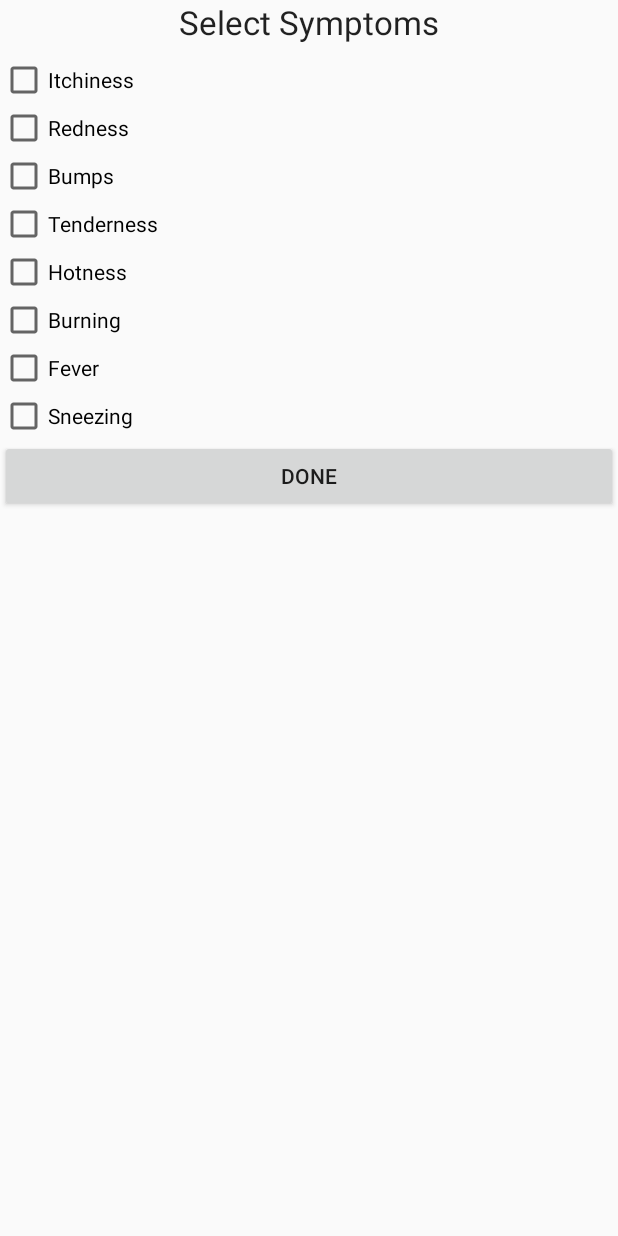
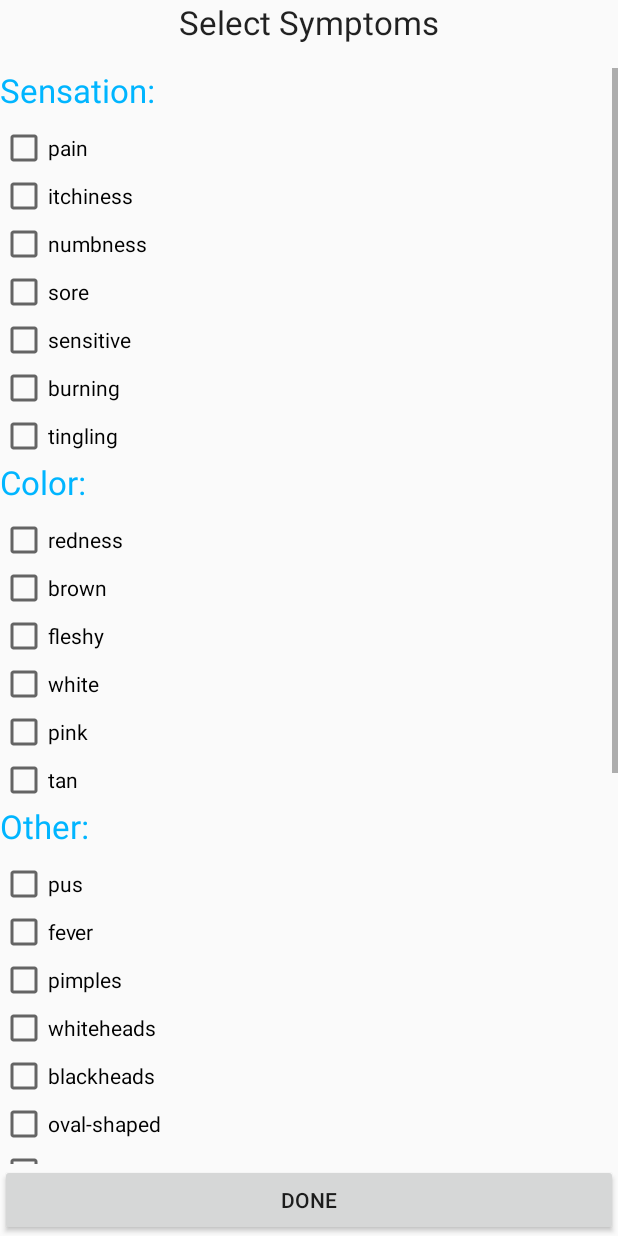
Before and after one commit to smajko/what_are_those_app, an Android app: the SymptomScreen screen opened directly, with no data from a screen before it, on a phone screen of 412 x 824 dp. Run offline under Robolectric (Android 15) with nearby library versions, the phone set to English and light mode, and no system bars.

Commit message:
hardcoded symptoms/conditions, changed text color

```diff
--- a/app/src/main/java/org/smajko/watapp/MainActivity.java
+++ b/app/src/main/java/org/smajko/watapp/MainActivity.java
@@ -70,8 +70,7 @@ public class MainActivity extends Activity {
 
 		verifyStoragePermissions(this);
 
-		Intent intent = new Intent(MainActivity.this, ListResults.class);
-		//Intent intent = new Intent(MainActivity.this, IntroScreen.class);
+		Intent intent = new Intent(MainActivity.this, IntroScreen.class);
 		startActivityForResult(intent, INTRO_RESULT_CODE);
 
 		setContentView(R.layout.activity_main);
@@ -108,8 +107,8 @@ public class MainActivity extends Activity {
 		btnResults.setOnClickListener(new View.OnClickListener() {
 			@Override
 			public void onClick(View v) {
-				Toast.makeText(MainActivity.this, "Endpoint not implemented",
-						Toast.LENGTH_LONG).show();
+				Intent intent = new Intent(MainActivity.this, ListResults.class);
+				startActivity(intent);
 				/***************************************************************
 				 *                    TO BE IMPLEMENTED
 				 *
--- a/app/src/main/java/org/smajko/watapp/SymptomScreen.java
+++ b/app/src/main/java/org/smajko/watapp/SymptomScreen.java
@@ -11,9 +11,24 @@ import android.view.ViewGroup.LayoutParams;
 import android.widget.Toast;
 
 public class SymptomScreen extends Activity {
-    CheckBox[] cbs = new CheckBox[8];
-    String sb;
-    String symptoms[] = {"Itchiness", "Redness", "Bumps", "Tenderness", "Hotness", "Burning", "Fever", "Sneezing"};
+    CheckBox[] sens = new CheckBox[7];
+    CheckBox[] cols = new CheckBox[6];
+    CheckBox[] oths = new CheckBox[19];
+
+    String sensations[] = {"pain", "itchiness", "numbness", "sore", "sensitive", "burning", "tingling"};
+    String colors[] = {"redness", "brown", "fleshy", "white", "pink", "tan"};
+    String misc[] = {"pus", "fever", "pimples", "whiteheads", "blackheads", "oval-shaped", "scabs", "mole", "lesion",
+            "irregular-shape", "grainy", "swelling", "scales", "sores", "difficulty breathing", "wheezing", "blister", "sore throat", "bumps"};
+
+    String acne[] = {"whiteheads", "blackheads", "redness", "bumps", "pimples", "pain", "pus"};
+    String hives[] = {"wheezing", "difficulty breathing", "swelling", "redness", "oval-shaped", "itchiness"};
+    String shingles[] = {"burning", "tingling", "numbness", "sensitive", "itchiness"};
+    String chickenpox[] = {"redness", "itchiness", "bumps", "scabs", "fever"};
+    String skincancer[] = {"brown", "mole", "lesion", "irregular-shape"};
+    String coldsore[] = {"sores", "fever", "swelling", "redness"};
+    String wart[] = {"grainy", "fleshy", "white", "pink", "tan"};
+    String poisonivyrash[] = {"redness", "itchiness", "swelling", "blister"};
+    String scabies[] = {"itchiness", "blister", "scales", "sores"};
 
     @Override
     protected void onCreate(Bundle savedInstanceState) {
@@ -21,42 +36,54 @@ public class SymptomScreen extends Activity {
         setContentView(R.layout.activity_symptoms);
 
         //Programmatically set style due to dynamic layout/instantiation of symptom checkboxes
-        final LinearLayout ll = (LinearLayout) findViewById(R.id.linear_main);
+        final LinearLayout sensationsLayout = (LinearLayout) findViewById(R.id.sensations);
+        final LinearLayout colorsLayout = (LinearLayout) findViewById(R.id.colors);
+        final LinearLayout othersLayout = (LinearLayout) findViewById(R.id.others);
 
-        LinearLayout.LayoutParams params = new LinearLayout.LayoutParams(200,200);
-        for (int i = 0; i < 8; i++)
-        {
-            CheckBox cb = new CheckBox(this);
-            cb.setText(symptoms[i]);
-            cbs[i] = cb;
-
-            ll.addView(cbs[i]);
-        }
-
-        Button btn = new Button(this);
-        btn.setText(R.string.done_button);
-        btn.setLayoutParams(new LayoutParams(LayoutParams.MATCH_PARENT, LayoutParams.WRAP_CONTENT));
-        ll.addView(btn);
-
-        btn.setOnClickListener(new View.OnClickListener() {
-            public void onClick(View view) {
+        final Button finish = (Button) findViewById(R.id.btnDone);
+        finish.setOnClickListener(new View.OnClickListener() {
+            @Override
+            public void onClick(View v) {
                 setResult();
             }
         });
+
+        //LinearLayout.LayoutParams params = new LinearLayout.LayoutParams(200,200);
+        for (int i = 0; i < 7; i++)
+        {
+            CheckBox cb = new CheckBox(this);
+            cb.setText(sensations[i]);
+            sens[i] = cb;
+            sensationsLayout.addView(sens[i]);
+        }
+        for (int i = 0; i < 6; i++)
+        {
+            CheckBox cb = new CheckBox(this);
+            cb.setText(colors[i]);
+            cols[i] = cb;
+            colorsLayout.addView(cols[i]);
+        }
+        for (int i = 0; i < 19; i++)
+        {
+            CheckBox cb = new CheckBox(this);
+            cb.setText(misc[i]);
+            oths[i] = cb;
+            othersLayout.addView(oths[i]);
+        }
     }
 
     private void setResult(){
-        boolean symptom = false;
+        boolean symptom = true;
         Intent intent = new Intent();
-        for (int i = 0; i < 8; i++){
+        /*for (int i = 0; i < 8; i++){
             if (cbs[i].isChecked()){
                 symptom = true;
                 sb += symptoms[i];
                 sb += ",";
             }
-        }
+        }*/
         if (symptom){
-            intent.putExtra("symptoms",sb);
+            //intent.putExtra("symptoms",sb);
             setResult(RESULT_OK, intent);
         } else {
             Toast.makeText(SymptomScreen.this, "No symptoms selected!",
--- a/app/src/main/res/layout/activity_age.xml
+++ b/app/src/main/res/layout/activity_age.xml
@@ -27,6 +27,7 @@
         <TextView
             android:layout_width="fill_parent"
             android:layout_height="wrap_content"
+            android:textColor="#00b5ff"
             android:text="@string/gender"
             android:textAppearance="?android:attr/textAppearanceLarge" />
 
@@ -49,6 +50,7 @@
         <TextView
             android:layout_width="fill_parent"
             android:layout_height="wrap_content"
+            android:textColor="#00b5ff"
             android:text="@string/age"
             android:textAppearance="?android:attr/textAppearanceLarge"
             android:layout_marginTop="32dp" />
@@ -65,6 +67,7 @@
         <TextView
             android:layout_width="wrap_content"
             android:layout_height="wrap_content"
+            android:textColor="#00b5ff"
             android:text="@string/question1"
             android:textAppearance="?android:attr/textAppearanceLarge"
             android:layout_marginTop="32dp" />
@@ -88,6 +91,7 @@
         <TextView
             android:layout_width="wrap_content"
             android:layout_height="wrap_content"
+            android:textColor="#00b5ff"
             android:text="@string/question2"
             android:textAppearance="?android:attr/textAppearanceLarge"
             android:layout_marginTop="32dp" />
--- a/app/src/main/res/layout/activity_camera.xml
+++ b/app/src/main/res/layout/activity_camera.xml
@@ -1,18 +1,9 @@
 <?xml version="1.0" encoding="utf-8"?>
 <LinearLayout xmlns:android="http://schemas.android.com/apk/res/android"
     android:orientation="vertical"
+    android:gravity="center"
     android:layout_width="match_parent"
     android:layout_height="match_parent">
-
-    <Button
-        android:layout_width="fill_parent"
-        android:layout_height="wrap_content" />
-
-    <LinearLayout
-        android:layout_width="match_parent"
-        android:layout_height="fill_parent"
-        android:gravity="center"
-        android:orientation="vertical" >
 
     <TextView
         android:id="@+id/question"
@@ -37,5 +28,3 @@
         android:onClick="noClicked" />
 
 </LinearLayout>
-
-</LinearLayout>
--- a/app/src/main/res/layout/activity_crop.xml
+++ b/app/src/main/res/layout/activity_crop.xml
@@ -5,7 +5,7 @@
     xmlns:tools="http://schemas.android.com/tools"
     android:layout_width="match_parent"
     android:layout_height="match_parent"
-    tools:context=".MainActivity">
+    style="@android:style/TextAppearance.DeviceDefault.Medium" >
 
     <LinearLayout
         android:layout_width="match_parent"
@@ -21,7 +21,7 @@
             android:layout_gravity="center"
             android:gravity="center"
             android:text="@string/crop_title"
-            android:textSize="24sp"
+            style="@android:style/TextAppearance.DeviceDefault.Large"
             android:textStyle="bold"/>
 
         <com.edmodo.cropper.CropImageView
@@ -39,8 +39,8 @@
             android:layout_gravity="center"
             android:layout_marginTop="@dimen/content_padding_half"
             android:text="@string/cropAbove"
-            android:textSize="24sp"
             android:textStyle="bold" />
+            <!--android:textSize="24sp"-->
 
         <Button
             android:id="@+id/Button_crop"
@@ -50,8 +50,8 @@
             android:layout_marginTop="@dimen/content_padding_half"
             android:minWidth="120dp"
             android:text="@string/crop_button"
-            android:textColor="#33B5E5"
-            android:textSize="20sp"/>
+            android:textColor="#33B5E5" />
+            <!--android:textSize="20sp"-->
 
         <TextView
             android:id="@+id/cropBelow"
@@ -59,9 +59,9 @@
             android:layout_height="wrap_content"
             android:layout_gravity="center"
             android:layout_marginTop="@dimen/content_padding_half"
-            android:textSize="24sp"
             android:textStyle="bold"
             android:text="@string/cropBelow"/>
+            <!--android:textSize="24sp"-->
 
         <Button
             android:id="@+id/Button_done"
@@ -71,8 +71,8 @@
             android:layout_marginTop="@dimen/content_padding_half"
             android:minWidth="120dp"
             android:text="@string/done_button"
-            android:textColor="#33B5E5"
-            android:textSize="20sp"/>
+            android:textColor="#33B5E5" />
+            <!--android:textSize="20sp"-->
 
         <ImageView
             android:id="@+id/croppedImageView"
--- a/app/src/main/res/layout/activity_symptoms.xml
+++ b/app/src/main/res/layout/activity_symptoms.xml
@@ -13,6 +13,71 @@
         android:text="@string/subtitleSelect"
         android:textAppearance="?android:attr/textAppearanceLarge"
         android:layout_gravity="center_horizontal"
-        android:layout_marginBottom="@dimen/content_padding_half"/>
+        android:layout_marginBottom="@dimen/content_padding"/>
+
+    <ScrollView
+        xmlns:android="http://schemas.android.com/apk/res/android"
+        xmlns:tools="http://schemas.android.com/tools"
+        android:layout_width="match_parent"
+        android:layout_height="0dp"
+        android:layout_weight="1">
+
+        <LinearLayout
+            android:orientation="vertical"
+            android:layout_width="match_parent"
+            android:layout_height="wrap_content" >
+
+            <LinearLayout
+                android:id="@+id/sensations"
+                android:orientation="vertical"
+                android:layout_width="match_parent"
+                android:layout_height="wrap_content" >
+
+                <TextView
+                    android:layout_width="wrap_content"
+                    android:layout_height="wrap_content"
+                    android:textColor="#00b5ff"
+                    android:text="Sensation:"
+                    android:textAppearance="?android:attr/textAppearanceLarge"
+                    android:layout_marginBottom="@dimen/content_padding_half"/>
+            </LinearLayout>
+
+            <LinearLayout
+                android:id="@+id/colors"
+                android:orientation="vertical"
+                android:layout_width="match_parent"
+                android:layout_height="wrap_content" >
+
+                <TextView
+                    android:layout_width="wrap_content"
+                    android:layout_height="wrap_content"
+                    android:textColor="#00b5ff"
+                    android:text="Color:"
+                    android:textAppearance="?android:attr/textAppearanceLarge"
+                    android:layout_marginBottom="@dimen/content_padding_half"/>
+            </LinearLayout>
+
+            <LinearLayout
+                android:id="@+id/others"
+                android:orientation="vertical"
+                android:layout_width="match_parent"
+                android:layout_height="wrap_content" >
+
+                <TextView
+                    android:layout_width="wrap_content"
+                    android:layout_height="wrap_content"
+                    android:textColor="#00b5ff"
+                    android:text="Other:"
+                    android:textAppearance="?android:attr/textAppearanceLarge"
+                    android:layout_marginBottom="@dimen/content_padding_half"/>
+            </LinearLayout>
+        </LinearLayout>
+    </ScrollView>
+
+    <Button
+        android:id="@+id/btnDone"
+        android:layout_width="fill_parent"
+        android:layout_height="wrap_content"
+        android:text="Done" />
 
 </LinearLayout>
```
Lines whose indentation alone changed are shown as unchanged.
